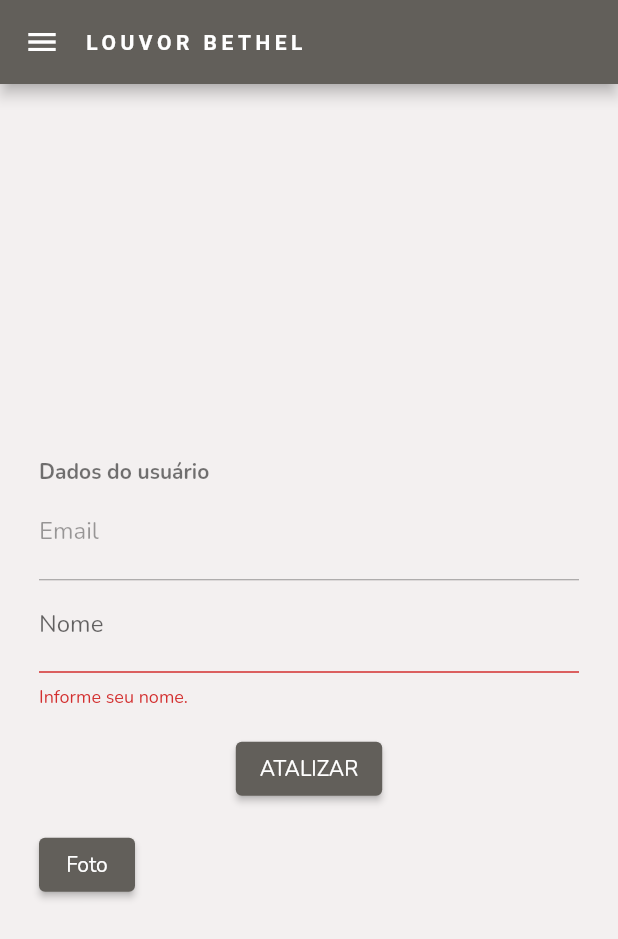
After one commit to IzaiasLima/louvor_bethel, a Flutter app: the UserPage screen opened by its route, after a tap on "ATALIZAR", after a tap on "Foto", on a phone screen of 412 x 824 dp. The commit adds this screen. Shown: the top 939 px of the screen. Run offline on Flutter 3.47's test engine with Material 2 defaults, Android fonts, the phone set to English and light mode, and no system bars; our stand-ins replace firebase_auth, firebase_core, firebase_storage, fluttertoast, get_it, image_picker; missing offline and left inert: syncfusion_flutter_pdfviewer; accounts and stored records are empty; network calls fail.

Commit message:
Inclusão da opção Alterar Perfil do Usuário

```diff
--- a/lib/main.dart
+++ b/lib/main.dart
@@ -5,6 +5,7 @@ import 'package:firebase_core/firebase_core.dart';
 
 import 'package:louvor_bethel/locator.dart';
 import 'package:louvor_bethel/routes/routers.dart';
+import 'package:louvor_bethel/utils/constants.dart';
 
 void main() async {
   Intl.defaultLocale = 'pt_BR';
@@ -16,12 +17,13 @@ void main() async {
 }
 
 class MyApp extends StatelessWidget {
-  // This widget is the root of your application.
+  final String title = 'LOUVOR BETHEL';
+
   @override
   Widget build(BuildContext context) {
     return MaterialApp(
       debugShowCheckedModeBanner: false,
-      title: 'Louvor Bethel',
+      title: Constants.title,
       theme: _theme,
       initialRoute: 'landing',
       onGenerateRoute: Routers.generateRoute,
--- a/lib/models/base_model.dart
+++ b/lib/models/base_model.dart
@@ -1,13 +1,16 @@
 import 'package:flutter/material.dart';
 
 import 'package:louvor_bethel/enum/states.dart';
+import 'package:louvor_bethel/models/user.dart';
 
 class BaseModel extends ChangeNotifier {
+  UserModel _user;
   ViewState _viewState;
-  AuthState _authState;
+  AuthState _authState = AuthState.SignIn;
 
   get viewState => _viewState;
   get authState => _authState;
+  get user => _user;
 
   setViewState(ViewState viewState) {
     _viewState = viewState;
@@ -18,4 +21,9 @@ class BaseModel extends ChangeNotifier {
     _authState = authState;
     notifyListeners();
   }
+
+  setUser(UserModel user) {
+    _user = user;
+    notifyListeners();
+  }
 }
--- a/lib/models/worship.dart
+++ b/lib/models/worship.dart
@@ -4,13 +4,14 @@ class Worship {
   String userAvatar;
   List<Song> songs;
 
+//'https://images.unsplash.com/photo-1598244145083-d46592b3bc4d?ixid=MnwxMjA3fDB8MHxzZWFyY2h8MTQ2fHxmYWNlJTIwZmVtYWxlJTIwc21pbGluZ3xlbnwwfHwwfHw%3D&ixlib=rb-1.2.1&auto=format&fit=crop&w=100&q=60'
 // Para os testes
   static Worship adoracao() {
     Map<String, dynamic> json = {
       "dateTime": DateTime.parse("2020-05-24 18:30"),
       "description": "Adoração",
       "userAvatar":
-          'https://images.unsplash.com/photo-1598244145083-d46592b3bc4d?ixid=MnwxMjA3fDB8MHxzZWFyY2h8MTQ2fHxmYWNlJTIwZmVtYWxlJTIwc21pbGluZ3xlbnwwfHwwfHw%3D&ixlib=rb-1.2.1&auto=format&fit=crop&w=100&q=60',
+          'https://firebasestorage.googleapis.com/v0/b/louvoradbethel.appspot.com/o/izaias4x4.jpg?alt=media&token=dc25b41f-269d-4c33-9255-1ac618377cb0',
       "songs": [
         {"id": 123, "title": "Ao único que digno"},
         {"id": 323, "title": "Grande é  Senhor"},
@@ -23,13 +24,14 @@ class Worship {
     return new Worship.fromJson(json);
   }
 
+//'https://images.unsplash.com/photo-1619263895543-efc4481c7041?ixid=MnwxMjA3fDB8MHxzZWFyY2h8Mjd8fGZhY2UlMjBmZW1hbGV8ZW58MHx8MHx8&ixlib=rb-1.2.1&auto=format&fit=crop&w=100&q=60',
 // Para os testes
   static Worship oferta() {
     Map<String, dynamic> json = {
       "dateTime": DateTime.parse("2020-05-24 20:10"),
       "description": "Oferta",
       "userAvatar":
-          'https://images.unsplash.com/photo-1619263895543-efc4481c7041?ixid=MnwxMjA3fDB8MHxzZWFyY2h8Mjd8fGZhY2UlMjBmZW1hbGV8ZW58MHx8MHx8&ixlib=rb-1.2.1&auto=format&fit=crop&w=100&q=60',
+          'https://firebasestorage.googleapis.com/v0/b/louvoradbethel.appspot.com/o/luciete2x2.png?alt=media&token=69160f89-2e6f-4c32-8f5a-1f481b74897b',
       "songs": [
         {"id": 123, "title": "Aquieta minh'alma"}
       ]
--- a/lib/routes/routers.dart
+++ b/lib/routes/routers.dart
@@ -4,6 +4,7 @@ import 'package:flutter/widgets.dart';
 import 'package:louvor_bethel/ui/pdf_view_page.dart';
 import 'package:louvor_bethel/ui/home_page.dart';
 import 'package:louvor_bethel/ui/landing_page.dart';
+import 'package:louvor_bethel/ui/user_page.dart';
 
 class Routers {
   static Route<dynamic> generateRoute(RouteSettings settings) {
@@ -14,6 +15,8 @@ class Routers {
         return MaterialPageRoute(builder: (_) => LandingPage());
       case 'pdf':
         return MaterialPageRoute(builder: (_) => PdfViewPage());
+      case 'user':
+        return MaterialPageRoute(builder: (_) => UserPage());
       default:
         return MaterialPageRoute(builder: (_) {
           return Scaffold(
--- a/lib/ui/custom_drawer.dart
+++ b/lib/ui/drawer.dart
@@ -68,9 +68,11 @@ class CustomDrawer extends StatelessWidget {
                           _listtile(
                               context, Icon(Icons.home), 'Início', 'landing'),
                           _listtile(
+                              context, Icon(Icons.person), 'Perfil', 'user'),
+                          _listtile(
                               context, Icon(Icons.play_arrow), 'PDF', 'pdf'),
-                          _logout(
-                              context, Icon(Icons.exit_to_app), 'Sair', model),
+                          _logout(context, Icon(Icons.exit_to_app), 'Sair',
+                              'landing', model),
                         ],
                       ),
                     ),
@@ -96,9 +98,12 @@ class CustomDrawer extends StatelessWidget {
     );
   }
 
-  Widget _logout(context, Icon icon, String text, AuthModel model) {
+  Widget _logout(context, icon, text, page, model) {
     return InkWell(
-      onTap: () => model.logOut(),
+      onTap: () {
+        model.logOut();
+        Navigator.of(context).popAndPushNamed(page);
+      },
       child: ListTile(
         horizontalTitleGap: 0.0,
         dense: true,
--- a/lib/ui/landing_page.dart
+++ b/lib/ui/landing_page.dart
@@ -17,7 +17,7 @@ class LandingPage extends StatelessWidget {
       builder: (context, authModel, child) => StreamBuilder(
         stream: FirebaseAuth.instance.authStateChanges(),
         builder: (context, snapshot) {
-          return (snapshot.hasData)
+          return (snapshot.hasData && snapshot.data != null)
               ? HomePage()
               : LoginPage(
                   emailController: emailController,
--- a/lib/ui/pdf_view_page.dart
+++ b/lib/ui/pdf_view_page.dart
@@ -1,5 +1,5 @@
 import 'package:flutter/material.dart';
-import 'package:louvor_bethel/ui/custom_drawer.dart';
+import 'package:louvor_bethel/ui/drawer.dart';
 import 'package:syncfusion_flutter_pdfviewer/pdfviewer.dart';
 
 class PdfViewPage extends StatefulWidget {
--- /dev/null
+++ b/lib/ui/user_page.dart
@@ -0,0 +1,156 @@
+import 'package:flutter/material.dart';
+import 'package:flutter/widgets.dart';
+import 'package:louvor_bethel/locator.dart';
+import 'package:image_picker/image_picker.dart';
+import 'package:firebase_storage/firebase_storage.dart';
+
+import 'package:louvor_bethel/ui/drawer.dart';
+import 'package:louvor_bethel/utils/constants.dart';
+import 'package:louvor_bethel/utils/widgets.dart';
+import 'package:louvor_bethel/ui/base_view.dart';
+import 'package:louvor_bethel/models/auth_state_model.dart';
+import 'package:louvor_bethel/models/auth_model.dart';
+
+// ignore: must_be_immutable
+class UserPage extends StatelessWidget {
+  TextEditingController nameController = TextEditingController();
+  final TextEditingController emailController = TextEditingController();
+  final TextEditingController urlPhotoController = TextEditingController();
+  // final AuthModel authModel;
+  @override
+  Widget build(BuildContext context) {
+    final formKey = GlobalKey<FormState>();
+    AuthStateModel authStateModel = locator<AuthStateModel>();
+
+    return BaseView<AuthModel>(
+      builder: (context, AuthModel model, child) => Scaffold(
+        drawer: CustomDrawer(),
+        appBar: AppBar(
+          actions: [],
+          titleSpacing: 0.0,
+          title: Text(Constants.title), //Text('***LOUVOR BETHEL'),
+        ),
+        body: (model.user == null)
+            ? expiredSessionCard(model)
+            : Form(
+                key: formKey,
+                child: Padding(
+                  padding: const EdgeInsets.fromLTRB(26.0, 26.0, 26.0, 0.0),
+                  child: Center(
+                    child: SingleChildScrollView(
+                      child: Column(
+                        mainAxisSize: MainAxisSize.max,
+                        mainAxisAlignment: MainAxisAlignment.center,
+                        crossAxisAlignment: CrossAxisAlignment.start,
+                        children: [
+                          Text(
+                            'Dados do usuário',
+                            style: Theme.of(context).textTheme.headline1,
+                          ),
+                          _emailTextField(model.user.email),
+                          _namedFormField(model.user.name),
+                          // _urlPhotoFormField(model.user.photoUrl),
+                          _updateButton(
+                            context,
+                            formKey,
+                            authStateModel,
+                            model,
+                          ),
+                          ElevatedButton(
+                            onPressed: () => _uploadImage(model.user.id),
+                            child: Text(
+                              'Foto',
+                            ),
+                          ),
+                        ],
+                      ),
+                    ),
+                  ),
+                ),
+              ),
+      ),
+    );
+  }
+
+  Widget _namedFormField(String name) {
+    nameController.text = name;
+    return TextFormField(
+      controller: nameController,
+      autocorrect: false,
+      validator: (value) => value.isEmpty ? 'Informe seu nome.' : null,
+      decoration: InputDecoration(
+        labelText: 'Nome',
+        floatingLabelBehavior: FloatingLabelBehavior.auto,
+      ),
+    );
+  }
+
+  Widget _emailTextField(String email) {
+    emailController.text = email;
+    return TextFormField(
+      controller: emailController,
+      autocorrect: false,
+      enabled: false,
+      decoration: InputDecoration(
+        labelText: 'Email',
+        floatingLabelBehavior: FloatingLabelBehavior.auto,
+      ),
+    );
+  }
+
+  // Widget _urlPhotoFormField(String urlPhoto) {
+  //   urlPhotoController.text = urlPhoto;
+  //   return TextFormField(
+  //     controller: urlPhotoController,
+  //     autocorrect: false,
+  //     decoration: InputDecoration(
+  //       labelText: 'Foto',
+  //       floatingLabelBehavior: FloatingLabelBehavior.auto,
+  //     ),
+  //   );
+  // }
+
+  Widget _updateButton(context, formKey, authStateModel, authModel) {
+    return Padding(
+      padding: const EdgeInsets.all(16.0),
+      child: Center(
+        child: ElevatedButton(
+          child: Text('ATALIZAR'),
+          onPressed: () {
+            if (formKey.currentState.validate()) {
+              authStateModel.updateProfiler(authModel, nameController);
+              Navigator.popAndPushNamed(context, 'home');
+            } else {
+              return;
+            }
+          },
+        ),
+      ),
+    );
+  }
+
+  Future _uploadImage(String uid) async {
+    if (uid != null) {
+      PickedFile pickedFile = await _imagePicker();
+      FirebaseStorage storage = FirebaseStorage.instance;
+      Reference ref = storage.ref().child('users/$uid}');
+
+      UploadTask uploadTask = ref.putData(await pickedFile.readAsBytes());
+
+      uploadTask.whenComplete(() async {
+        TaskSnapshot snapshot = uploadTask.snapshot;
+        var url = await snapshot.ref.getDownloadURL();
+        print(url.toString());
+      });
+    }
+  }
+
+  Future<PickedFile> _imagePicker() async {
+    ImagePicker imagePicker = ImagePicker();
+    PickedFile compressedImage = await imagePicker.getImage(
+      source: ImageSource.gallery,
+      imageQuality: 85,
+    );
+    return compressedImage;
+  }
+}
--- /dev/null
+++ b/lib/utils/constants.dart
@@ -0,0 +1,3 @@
+class Constants {
+  static String title = 'LOUVOR BETHEL';
+}
--- a/pubspec.yaml
+++ b/pubspec.yaml
@@ -36,6 +36,8 @@ dependencies:
   firebase_auth: ^1.1.4
   syncfusion_flutter_pdfviewer: ^19.1.63-beta
   fluttertoast: ^8.0.6
+  image_picker: ^0.7.5+2
+  firebase_storage: ^8.1.0
 
 dev_dependencies:
   flutter_test:
```
Also changed, not shown: lib/models/auth_model.dart (+14 -2 lines), lib/models/auth_state_model.dart (+9 -0 lines), lib/models/user.dart (+9 -0 lines), lib/ui/home_page.dart (+10 -16 lines), lib/ui/login_page.dart (+12 -6 lines), lib/utils/widgets.dart (added, +65 -0 lines), 2 other files.
